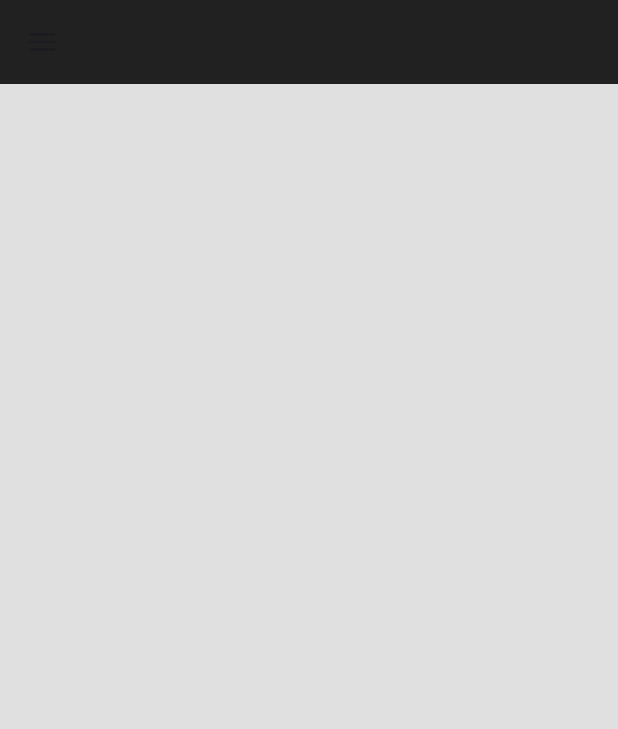
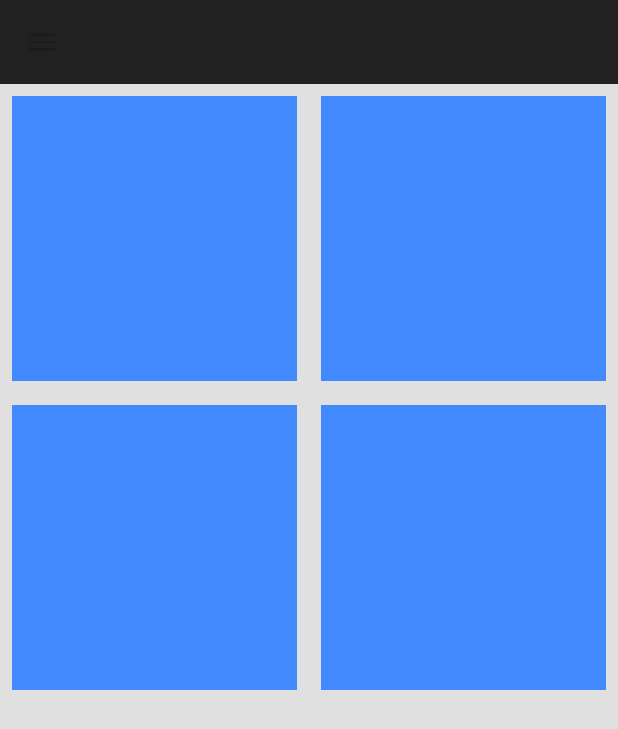
Before and after one commit to mahmoudahmed1718/responsvie_dashboard_ui, a Flutter app: the screen it shows after launch, on a phone screen of 412 x 824 dp. Shown: the top 729 px of the screen. Run offline on Flutter 3.47's test engine with Material 3 defaults, Android fonts, the phone set to English and light mode, and no system bars.

Commit message:
add gird view and refacor code

```diff
--- a/lib/responsive/mobil_screen_layout.dart
+++ b/lib/responsive/mobil_screen_layout.dart
@@ -2,6 +2,7 @@ import 'package:flutter/material.dart';
 import 'package:responsvie_dashboard_ui/core/utils/app_colors.dart';
 import 'package:responsvie_dashboard_ui/widgets/my_appbar.dart';
 import 'package:responsvie_dashboard_ui/widgets/my_drawer.dart';
+import 'package:responsvie_dashboard_ui/widgets/my_grid_view_list.dart';
 
 class MobilScreenLayout extends StatelessWidget {
   const MobilScreenLayout({super.key});
@@ -11,6 +12,7 @@ class MobilScreenLayout extends StatelessWidget {
       appBar: myAppBar(),
       backgroundColor: AppColors.primary,
       drawer: MyDrawer(),
+      body: Column(children: [MyGridViewList()]),
     );
   }
 }
--- /dev/null
+++ b/lib/widgets/my_box.dart
@@ -0,0 +1,10 @@
+import 'package:flutter/material.dart';
+
+class MyBox extends StatelessWidget {
+  const MyBox({super.key});
+
+  @override
+  Widget build(BuildContext context) {
+    return Container(color: Colors.blueAccent);
+  }
+}
--- /dev/null
+++ b/lib/widgets/my_grid_view_list.dart
@@ -0,0 +1,21 @@
+import 'package:flutter/material.dart';
+import 'package:responsvie_dashboard_ui/widgets/my_box.dart';
+
+class MyGridViewList extends StatelessWidget {
+  const MyGridViewList({super.key});
+
+  @override
+  Widget build(BuildContext context) {
+    return AspectRatio(
+      aspectRatio: 1,
+      child: GridView.builder(
+        gridDelegate: SliverGridDelegateWithFixedCrossAxisCount(
+          crossAxisCount: 2,
+        ),
+        itemBuilder: (context, index) {
+          return Padding(padding: const EdgeInsets.all(8.0), child: MyBox());
+        },
+      ),
+    );
+  }
+}
```
